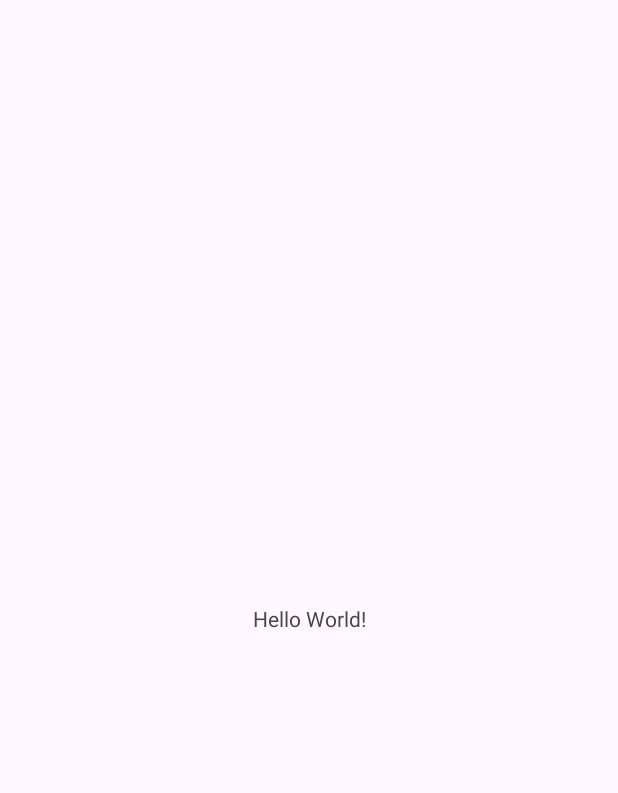
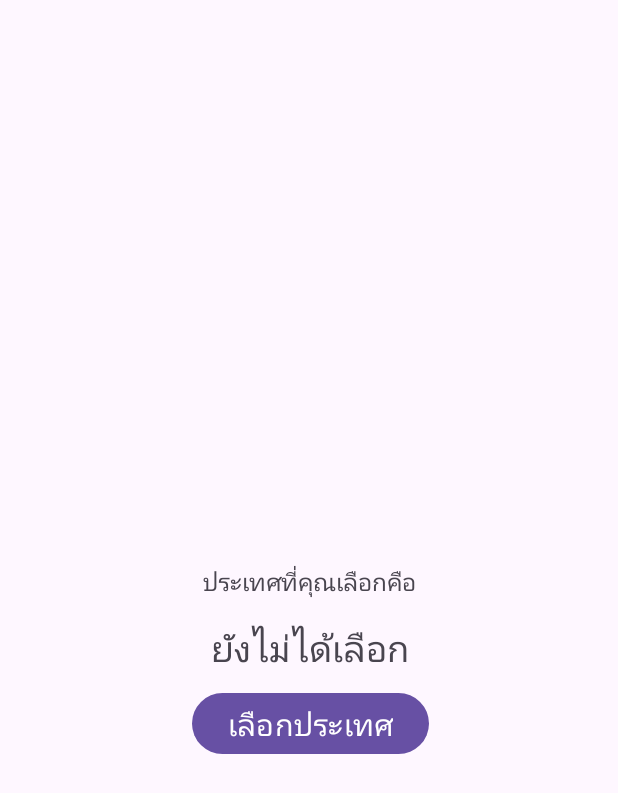
Before and after one commit to chaidanSnru/AndroidIntent, an Android app: the screen it shows after launch (MainActivity), on a phone screen of 412 x 824 dp. Before the commit the part shown is almost empty. Shown: the top 793 px of the screen. Run offline under Robolectric (Android 15) with nearby library versions, the phone set to English and light mode, and no system bars.

```diff
--- a/app/src/main/AndroidManifest.xml
+++ b/app/src/main/AndroidManifest.xml
@@ -12,6 +12,9 @@
         android:supportsRtl="true"
         android:theme="@style/Theme.AndroidIntent">
         <activity
+            android:name=".CountryPickerActivity"
+            android:exported="false" />
+        <activity
             android:name=".MainActivity"
             android:exported="true">
             <intent-filter>
--- a/app/src/main/java/com/example/androidintent/MainActivity.kt
+++ b/app/src/main/java/com/example/androidintent/MainActivity.kt
@@ -1,12 +1,33 @@
 package com.example.androidintent
 
+import android.app.Activity
+import android.content.Intent
 import android.os.Bundle
+import android.widget.Button
+import android.widget.TextView
 import androidx.activity.enableEdgeToEdge
+import androidx.activity.result.contract.ActivityResultContracts
 import androidx.appcompat.app.AppCompatActivity
 import androidx.core.view.ViewCompat
 import androidx.core.view.WindowInsetsCompat
 
 class MainActivity : AppCompatActivity() {
+    // ประกาศตัวแปรสำหรับ TextView ที่จะแสดงผล
+    private lateinit var selectedCountryTextView: TextView
+    // --- ขั้นตอนที่ 1: ลงทะเบียน Launcher เพื่อรอรับผลลัพธ์ --- // สร้างตัวรับผลลัพธ์ชื่อ countryPickerLauncher
+    // StartActivityForResult() คือ "สัญญา" ว่าเราจะเปิด Activity และรอผลกลับมา
+    private val countryPickerLauncher = registerForActivityResult(
+        ActivityResultContracts.StartActivityForResult()
+    ) { result ->
+        // --- ขั้นตอนที่ 4: จัดการผลลัพธ์ที่ส่งกลับมา --- // โค้ดในนี้จะทำงาน "หลังจาก" ที่ CountryPickerActivity ส่งผลลัพธ์กลับมาแล้ว
+        // ตรวจสอบว่าผลลัพธ์สำเร็จหรือไม่ (ผู้ใช้กดยืนยัน)
+        if (result.resultCode == Activity.RESULT_OK) {
+            // ดึงข้อมูล (Intent) ที่ส่งกลับมา
+            val selectedCountry = result.data?.getStringExtra(CountryPickerActivity.KEY_SELECTED_COUNTRY)
+            // นำข้อมูลที่ได้ไปแสดงผลใน TextView
+            selectedCountryTextView.text = selectedCountry ?: "เกิดข้อผิดพลาด"
+        }
+    }
     override fun onCreate(savedInstanceState: Bundle?) {
         super.onCreate(savedInstanceState)
         enableEdgeToEdge()
@@ -16,5 +37,16 @@ class MainActivity : AppCompatActivity() {
             v.setPadding(systemBars.left, systemBars.top, systemBars.right, systemBars.bottom)
             insets
         }
+        // เชื่อมตัวแปรกับ UI จากไฟล์ XML
+        selectedCountryTextView = findViewById(R.id.selectedCountryTextView)
+        val selectCountryButton: Button = findViewById(R.id.selectCountryButton)
+
+        // ตั้งค่าการทำงานเมื่อปุ่มถูกกด
+        selectCountryButton.setOnClickListener {
+            // --- ขั้นตอนที่ 2: สร้าง Intent และสั่งให้ Launcher เริ่มทำงาน ---
+            val intent = Intent(this, CountryPickerActivity::class.java)
+            // สั่งให้ launcher ที่เราสร้างไว้ เริ่มทำงานด้วย intent นี้
+            countryPickerLauncher.launch(intent)
+        }
     }
 }
--- a/app/src/main/res/layout/activity_main.xml
+++ b/app/src/main/res/layout/activity_main.xml
@@ -8,12 +8,37 @@
     tools:context=".MainActivity">
 
     <TextView
+        android:id="@+id/textView3"
         android:layout_width="wrap_content"
         android:layout_height="wrap_content"
-        android:text="Hello World!"
+        android:layout_marginBottom="15dp"
+        android:text="ประเทศที่คุณเลือกคือ"
+        android:textSize="16sp"
+        app:layout_constraintBottom_toTopOf="@+id/selectedCountryTextView"
+        app:layout_constraintEnd_toEndOf="parent"
+        app:layout_constraintStart_toStartOf="parent" />
+
+    <Button
+        android:id="@+id/selectCountryButton"
+        android:layout_width="wrap_content"
+        android:layout_height="wrap_content"
+        android:layout_marginBottom="317dp"
+        android:text="เลือกประเทศ"
+        android:textSize="20sp"
         app:layout_constraintBottom_toBottomOf="parent"
-        app:layout_constraintEnd_toEndOf="parent"
-        app:layout_constraintStart_toStartOf="parent"
-        app:layout_constraintTop_toTopOf="parent" />
+        app:layout_constraintEnd_toEndOf="@+id/selectedCountryTextView"
+        app:layout_constraintStart_toStartOf="@+id/selectedCountryTextView" />
+
+    <TextView
+        android:id="@+id/selectedCountryTextView"
+        android:layout_width="wrap_content"
+        android:layout_height="wrap_content"
+        android:layout_marginBottom="10dp"
+        android:text="ยังไม่ได้เลือก"
+        android:textSize="24sp"
+        app:layout_constraintBottom_toTopOf="@+id/selectCountryButton"
+        app:layout_constraintEnd_toEndOf="@+id/textView3"
+        app:layout_constraintHorizontal_bias="0.545"
+        app:layout_constraintStart_toStartOf="@+id/textView3" />
 
 </androidx.constraintlayout.widget.ConstraintLayout>
```
Also changed, not shown: app/src/main/java/com/example/androidintent/CountryPickerActivity.kt (added, +85 -0 lines), app/src/main/res/layout/activity_country_picker.xml (added, +33 -0 lines).
